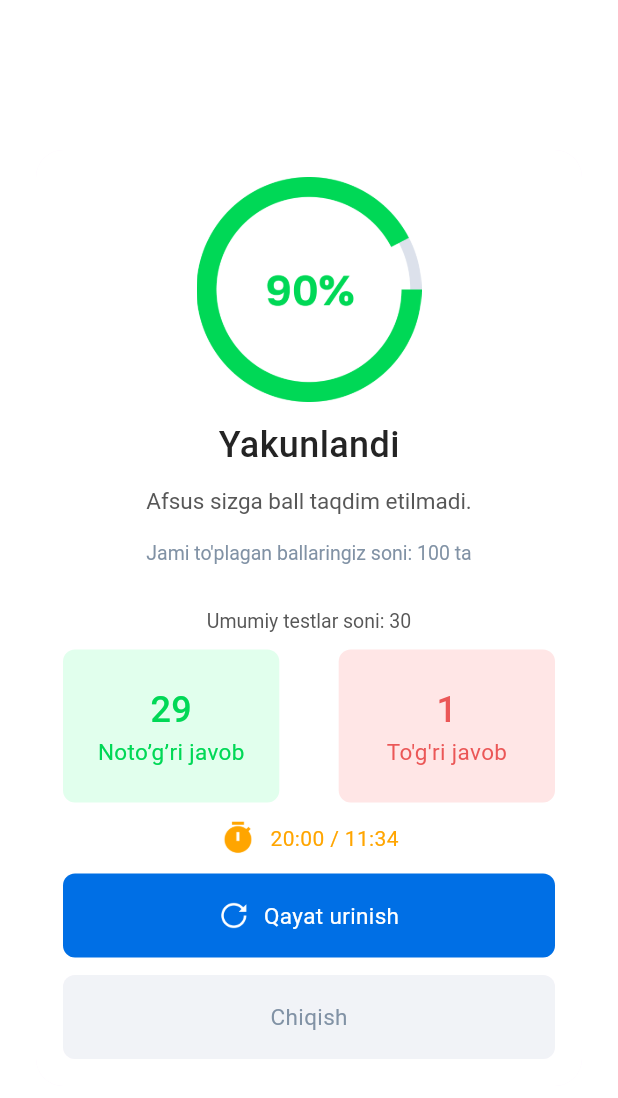
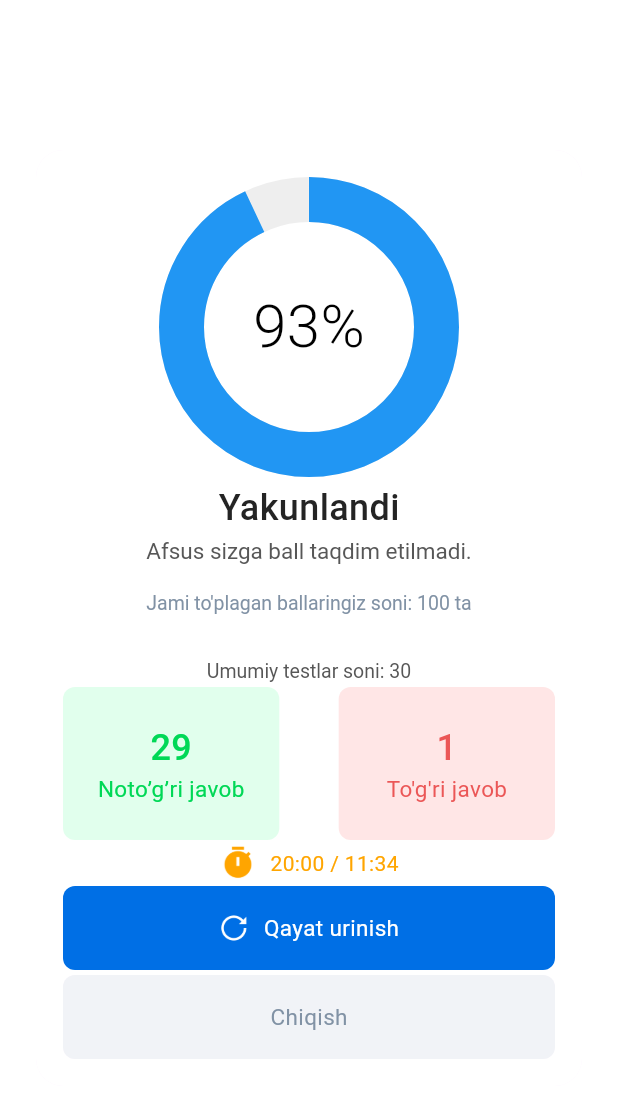
Before and after one commit to Devaxiis/test_app_ui, a Flutter app: the AlertDialogWg screen opened directly, on a phone screen of 412 x 824 dp. Shown: the top 1098 px of the screen. Run offline on Flutter 3.47's test engine with Material 3 defaults, Android fonts, the phone set to English and light mode, and no system bars; drawn by our look-alikes of dashed_circular_progress_bar; our stand-ins replace bloc, equatable, flutter_bloc, flutter_countdown_timer, quickalert; missing offline and left inert: dart:ffi.

Commit message:
progresbar qoshildi

```diff
--- a/lib/app.dart
+++ b/lib/app.dart
@@ -1,4 +1,3 @@
-import 'package:test_app_exam/src/presentation/bloc/bloc/choose_bloc.dart';
 
 import 'library.dart';
 
--- a/lib/library.dart
+++ b/lib/library.dart
@@ -9,3 +9,5 @@ export 'package:test_app_exam/src/presentation/widgets/javob_wg.dart';
 export 'package:test_app_exam/src/presentation/widgets/question_card_wg.dart';
 export 'package:test_app_exam/src/utils/app_colors.dart';
 export 'package:test_app_exam/src/utils/app_images.dart';
+export 'package:test_app_exam/src/presentation/bloc/bloc/choose_bloc.dart';
+export 'package:test_app_exam/src/presentation/ui/chart_screen.dart';
--- a/lib/src/presentation/widgets/alert_dialog_wg.dart
+++ b/lib/src/presentation/widgets/alert_dialog_wg.dart
@@ -1,5 +1,6 @@
 import 'dart:ffi';
 
+import 'package:dashed_circular_progress_bar/dashed_circular_progress_bar.dart';
 import 'package:flutter/material.dart';
 import 'package:test_app_exam/src/utils/app_colors.dart';
 import 'package:test_app_exam/src/utils/app_images.dart';
@@ -20,6 +21,7 @@ class AlertDialogWg extends StatelessWidget {
 
   @override
   Widget build(BuildContext context) {
+    final ValueNotifier<double> _valueNotifier = ValueNotifier(0);
     return Padding(
       padding: const EdgeInsets.symmetric(vertical: 100, horizontal: 24),
       child: ClipRRect(
@@ -36,10 +38,39 @@ class AlertDialogWg extends StatelessWidget {
               mainAxisAlignment: MainAxisAlignment.spaceBetween,
               crossAxisAlignment: CrossAxisAlignment.center,
               children: [
-                const SizedBox(
-                    height: 150,
-                    width: 150,
-                    child: Image(image: AppImages.imageStatistic)),
+                // const SizedBox(
+                //     height: 150,
+                //     width: 150,
+                //     child: Image(image: AppImages.imageStatistic)),
+                SizedBox(
+                  height: 200,
+                  width: 200,
+                  child: DashedCircularProgressBar.aspectRatio(
+                    aspectRatio: 1, // width ÷ height
+                    valueNotifier: _valueNotifier,
+                    progress: 93,
+                    maxProgress: 100,
+                    corners: StrokeCap.butt,
+                    foregroundColor: Colors.blue,
+                    backgroundColor: const Color(0xffeeeeee),
+                    foregroundStrokeWidth: 30,
+                    backgroundStrokeWidth: 30,
+                    animation: true,
+                    child: Center(
+                      child: ValueListenableBuilder(
+                        valueListenable: _valueNotifier,
+                        builder: (_, double value, __) => Text(
+                          '${value.toInt()}%',
+                          style: const TextStyle(
+                            color: Colors.black,
+                            fontWeight: FontWeight.w300,
+                            fontSize: 40
+                          ),
+                        ),
+                      ),
+                    ),
+                  ),
+                ),
                 const Text(
                   "Yakunlandi",
                   style: AppStyle.appYakunlandi,
--- a/pubspec.yaml
+++ b/pubspec.yaml
@@ -40,6 +40,7 @@ dependencies:
   equatable: ^2.0.5
   flutter_countdown_timer: ^4.1.0
   quickalert: ^1.1.0
+  dashed_circular_progress_bar: ^0.0.6
 
 
 dev_dependencies:
```
Also changed, not shown: lib/src/presentation/ui/chart_screen.dart (added, +43 -0 lines), pubspec.lock.
